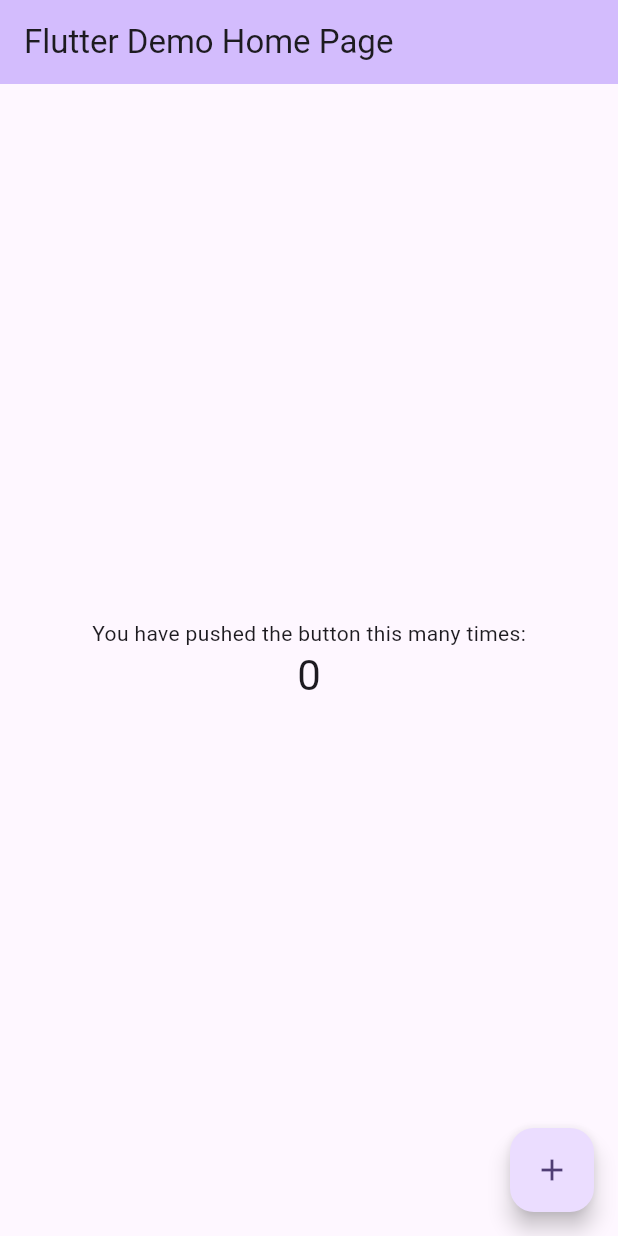
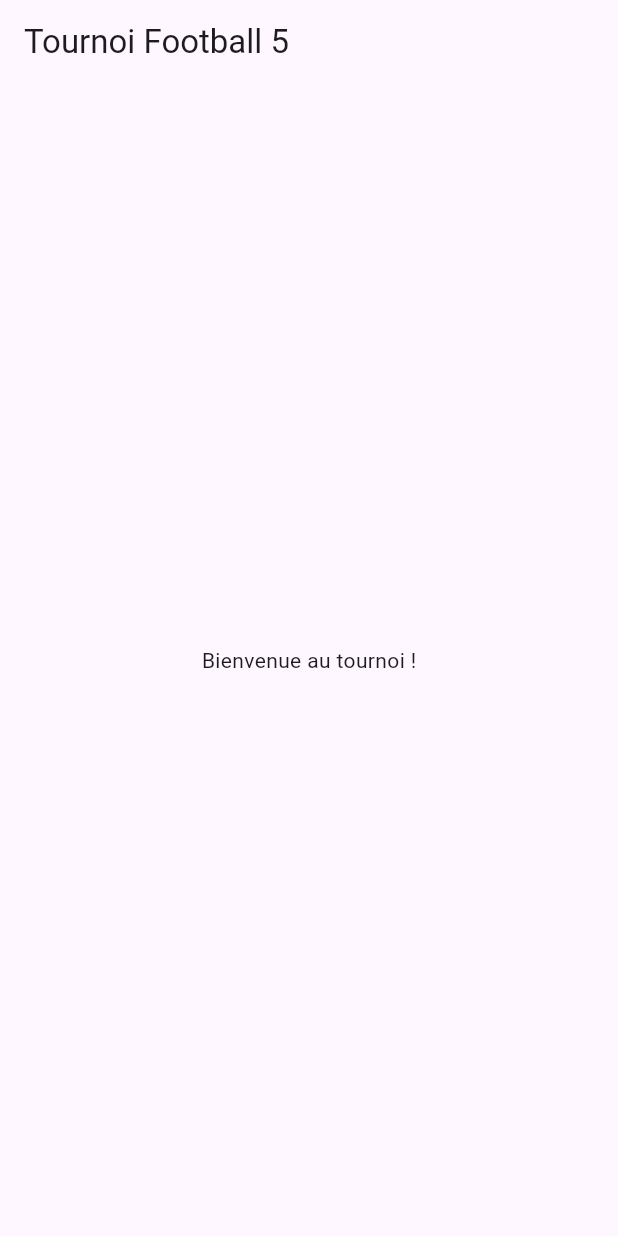
Before and after one commit to agomesdacosta3/Five-Tournament, a Flutter app: the screen it shows after launch, on a phone screen of 412 x 824 dp. Run offline on Flutter 3.47's test engine with Material 3 defaults, Android fonts, the phone set to English and light mode, and no system bars.

Commit message:
Création du point d’entrée + Gestion des données (exemple simple)

```diff
--- a/five_tournament/lib/main.dart
+++ b/five_tournament/lib/main.dart
@@ -1,125 +1,21 @@
 import 'package:flutter/material.dart';
 
+import 'screens/home_screen.dart';
+
 void main() {
-  runApp(const MyApp());
+  runApp(TournoiApp());
 }
 
-class MyApp extends StatelessWidget {
-  const MyApp({super.key});
-
-  // This widget is the root of your application.
+class TournoiApp extends StatelessWidget {
   @override
   Widget build(BuildContext context) {
     return MaterialApp(
-      title: 'Flutter Demo',
+      debugShowCheckedModeBanner: false,
+      title: 'Tournoi Football 5',
       theme: ThemeData(
-        // This is the theme of your application.
-        //
-        // TRY THIS: Try running your application with "flutter run". You'll see
-        // the application has a purple toolbar. Then, without quitting the app,
-        // try changing the seedColor in the colorScheme below to Colors.green
-        // and then invoke "hot reload" (save your changes or press the "hot
-        // reload" button in a Flutter-supported IDE, or press "r" if you used
-        // the command line to start the app).
-        //
-        // Notice that the counter didn't reset back to zero; the application
-        // state is not lost during the reload. To reset the state, use hot
-        // restart instead.
-        //
-        // This works for code too, not just values: Most code changes can be
-        // tested with just a hot reload.
-        colorScheme: ColorScheme.fromSeed(seedColor: Colors.deepPurple),
-        useMaterial3: true,
+        primarySwatch: Colors.green,
       ),
-      home: const MyHomePage(title: 'Flutter Demo Home Page'),
+      home: HomeScreen(),
     );
   }
 }
-
-class MyHomePage extends StatefulWidget {
-  const MyHomePage({super.key, required this.title});
-
-  // This widget is the home page of your application. It is stateful, meaning
-  // that it has a State object (defined below) that contains fields that affect
-  // how it looks.
-
-  // This class is the configuration for the state. It holds the values (in this
-  // case the title) provided by the parent (in this case the App widget) and
-  // used by the build method of the State. Fields in a Widget subclass are
-  // always marked "final".
-
-  final String title;
-
-  @override
-  State<MyHomePage> createState() => _MyHomePageState();
-}
-
-class _MyHomePageState extends State<MyHomePage> {
-  int _counter = 0;
-
-  void _incrementCounter() {
-    setState(() {
-      // This call to setState tells the Flutter framework that something has
-      // changed in this State, which causes it to rerun the build method below
-      // so that the display can reflect the updated values. If we changed
-      // _counter without calling setState(), then the build method would not be
-      // called again, and so nothing would appear to happen.
-      _counter++;
-    });
-  }
-
-  @override
-  Widget build(BuildContext context) {
-    // This method is rerun every time setState is called, for instance as done
-    // by the _incrementCounter method above.
-    //
-    // The Flutter framework has been optimized to make rerunning build methods
-    // fast, so that you can just rebuild anything that needs updating rather
-    // than having to individually change instances of widgets.
-    return Scaffold(
-      appBar: AppBar(
-        // TRY THIS: Try changing the color here to a specific color (to
-        // Colors.amber, perhaps?) and trigger a hot reload to see the AppBar
-        // change color while the other colors stay the same.
-        backgroundColor: Theme.of(context).colorScheme.inversePrimary,
-        // Here we take the value from the MyHomePage object that was created by
-        // the App.build method, and use it to set our appbar title.
-        title: Text(widget.title),
-      ),
-      body: Center(
-        // Center is a layout widget. It takes a single child and positions it
-        // in the middle of the parent.
-        child: Column(
-          // Column is also a layout widget. It takes a list of children and
-          // arranges them vertically. By default, it sizes itself to fit its
-          // children horizontally, and tries to be as tall as its parent.
-          //
-          // Column has various properties to control how it sizes itself and
-          // how it positions its children. Here we use mainAxisAlignment to
-          // center the children vertically; the main axis here is the vertical
-          // axis because Columns are vertical (the cross axis would be
-          // horizontal).
-          //
-          // TRY THIS: Invoke "debug painting" (choose the "Toggle Debug Paint"
-          // action in the IDE, or press "p" in the console), to see the
-          // wireframe for each widget.
-          mainAxisAlignment: MainAxisAlignment.center,
-          children: <Widget>[
-            const Text(
-              'You have pushed the button this many times:',
-            ),
-            Text(
-              '$_counter',
-              style: Theme.of(context).textTheme.headlineMedium,
-            ),
-          ],
-        ),
-      ),
-      floatingActionButton: FloatingActionButton(
-        onPressed: _incrementCounter,
-        tooltip: 'Increment',
-        child: const Icon(Icons.add),
-      ), // This trailing comma makes auto-formatting nicer for build methods.
-    );
-  }
-}
--- a/five_tournament/lib/screens/home_screen.dart
+++ b/five_tournament/lib/screens/home_screen.dart
@@ -0,0 +1,41 @@
+import 'package:flutter/material.dart';
+
+import '../models/equipe.dart';
+
+class HomeScreen extends StatelessWidget {
+  @override
+  Widget build(BuildContext context) {
+    return Scaffold(
+      appBar: AppBar(
+        title: Text('Tournoi Football 5'),
+      ),
+      body: Center(
+        child: Text('Bienvenue au tournoi !'),
+      ),
+    );
+  }
+}
+
+final equipes = [
+  Equipe(nom: 'Équipe A', capitaine: 'Alice', joueurs: ['Bob', 'Charlie']),
+  Equipe(nom: 'Équipe B', capitaine: 'David', joueurs: ['Eve', 'Frank']),
+];
+
+@override
+Widget build(BuildContext context) {
+  return Scaffold(
+    appBar: AppBar(
+      title: Text('Tournoi Football 5'),
+    ),
+    body: ListView.builder(
+      itemCount: equipes.length,
+      itemBuilder: (context, index) {
+        final equipe = equipes[index];
+        return ListTile(
+          title: Text(equipe.nom),
+          subtitle: Text('Capitaine : ${equipe.capitaine}'),
+        );
+      },
+    ),
+  );
+}
```
Also changed, not shown: five_tournament/lib/models/equipe.dart (+15 -0 lines).
